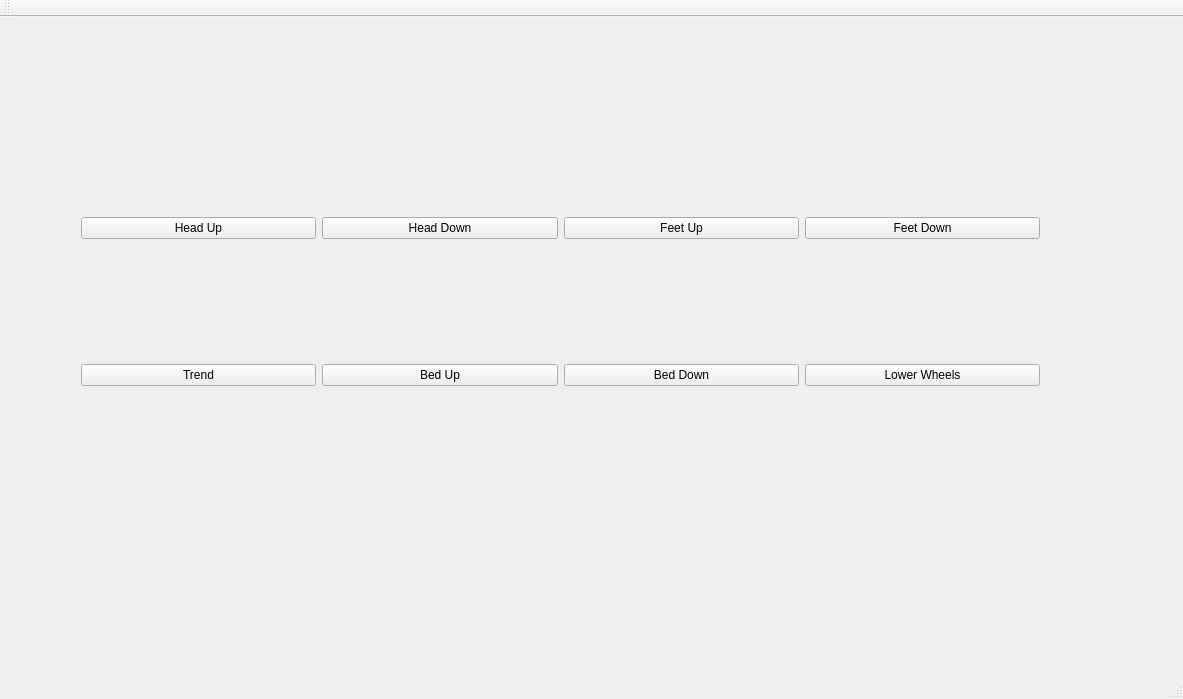
Old version of the form QRaspbed/raspbed.ui in the repository johnramsden/Raspbed.
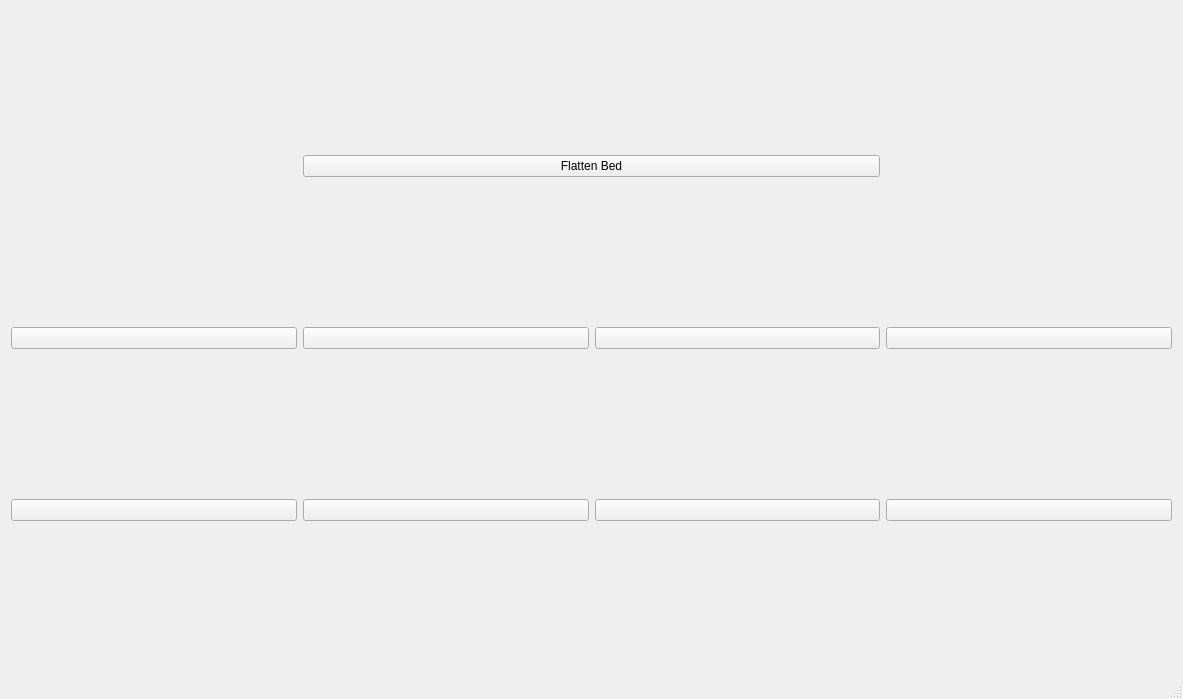
New version of the form.

Commit message: Added button icons

What changed in the file:
```diff
--- a/QRaspbed/raspbed.ui
+++ b/QRaspbed/raspbed.ui
@@ -14,93 +14,88 @@
    <string>Raspbed</string>
   </property>
   <widget class="QWidget" name="centralWidget">
-   <widget class="QWidget" name="">
-    <property name="geometry">
-     <rect>
-      <x>70</x>
-      <y>70</y>
-      <width>981</width>
-      <height>431</height>
-     </rect>
-    </property>
-    <layout class="QGridLayout" name="gridLayout_2">
-     <item row="0" column="0">
+   <layout class="QGridLayout" name="gridLayout">
+    <item row="2" column="0">
       <widget class="QPushButton" name="headUpButton">
-       <property name="text">
-        <string>Head Up</string>
-       </property>
-      </widget>
-     </item>
-     <item row="0" column="1">
-      <widget class="QPushButton" name="headDownButton">
+      <property name="minimumSize">
+       <size>
+        <width>0</width>
+        <height>0</height>
+       </size>
+      </property>
        <property name="text">
-        <string>Head Down</string>
+       <string/>
        </property>
       </widget>
      </item>
-     <item row="0" column="2">
-      <widget class="QPushButton" name="feetUpButton">
-       <property name="text">
-        <string>Feet Up</string>
-       </property>
-      </widget>
-     </item>
-     <item row="0" column="3">
-      <widget class="QPushButton" name="feetDownButton">
-       <property name="text">
-        <string>Feet Down</string>
-       </property>
-      </widget>
-     </item>
-     <item row="1" column="0">
-      <widget class="QPushButton" name="trendButton">
-       <property name="text">
-        <string>Trend</string>
-       </property>
-      </widget>
-     </item>
-     <item row="1" column="1">
-      <widget class="QPushButton" name="bedUpButton">
-       <property name="text">
-        <string>Bed Up</string>
-       </property>
-      </widget>
-     </item>
-     <item row="1" column="2">
+    <item row="3" column="2">
       <widget class="QPushButton" name="bedDownButton">
        <property name="text">
-        <string>Bed Down</string>
+       <string/>
        </property>
       </widget>
      </item>
-     <item row="1" column="3">
+    <item row="3" column="1">
+     <widget class="QPushButton" name="bedUpButton">
+      <property name="text">
+       <string/>
+      </property>
+     </widget>
+    </item>
+    <item row="2" column="2">
+     <widget class="QPushButton" name="feetUpButton">
+      <property name="text">
+       <string/>
+      </property>
+     </widget>
+    </item>
+    <item row="3" column="3">
       <widget class="QPushButton" name="lowerWheelsButton">
        <property name="text">
-        <string>Lower Wheels</string>
+       <string/>
+      </property>
+     </widget>
+    </item>
+    <item row="3" column="0">
+     <widget class="QPushButton" name="trendButton">
+      <property name="text">
+       <string/>
+      </property>
+     </widget>
+    </item>
+    <item row="2" column="1">
+     <widget class="QPushButton" name="headDownButton">
+      <property name="text">
+       <string/>
+      </property>
+     </widget>
+    </item>
+    <item row="2" column="3">
+     <widget class="QPushButton" name="feetDownButton">
+      <property name="text">
+       <string/>
+      </property>
+     </widget>
+    </item>
+    <item row="1" column="1" colspan="2">
+     <widget class="QPushButton" name="flattenBedButton">
+      <property name="text">
+       <string>Flatten Bed</string>
        </property>
       </widget>
      </item>
     </layout>
    </widget>
-  </widget>
   <widget class="QMenuBar" name="menuBar">
    <property name="geometry">
     <rect>
      <x>0</x>
      <y>0</y>
      <width>1183</width>
-     <height>42</height>
+     <height>35</height>
     </rect>
    </property>
   </widget>
-  <widget class="QToolBar" name="mainToolBar">
-   <attribute name="toolBarArea">
-    <enum>TopToolBarArea</enum>
-   </attribute>
-   <attribute name="toolBarBreak">
-    <bool>false</bool>
-   </attribute>
-  </widget>
   <widget class="QStatusBar" name="statusBar"/>
  </widget>
  <layoutdefault spacing="6" margin="11"/>
```
Lines whose indentation alone changed are shown as unchanged. The commit also changes 10 other files.
